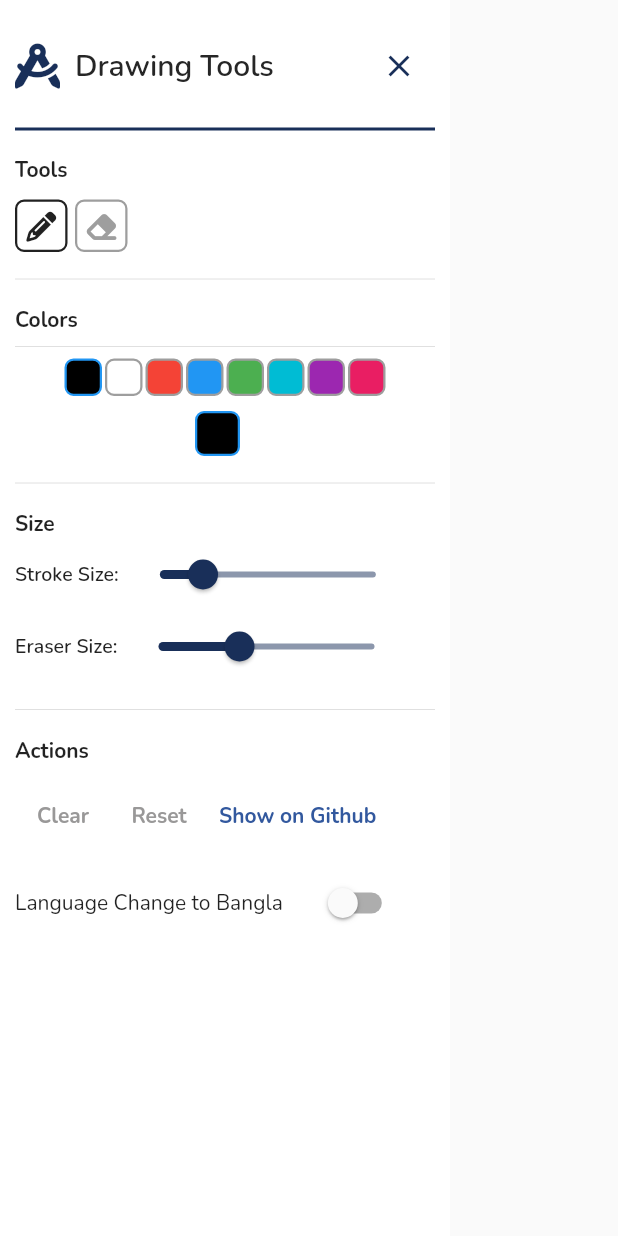
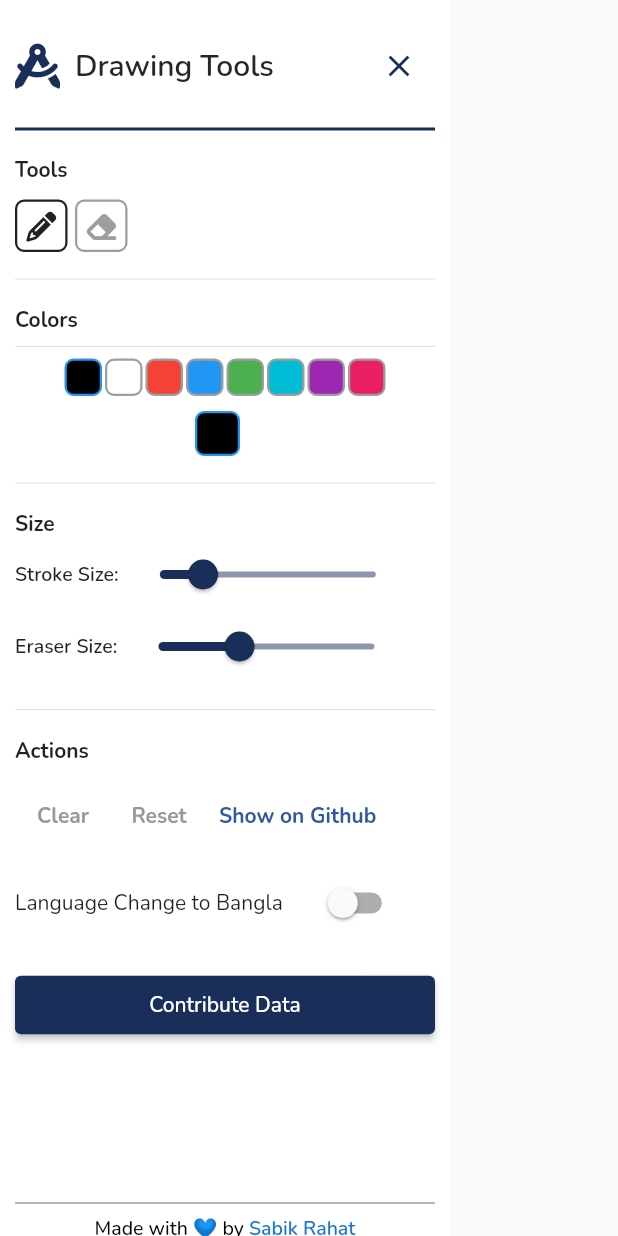
Before and after one commit to sabikrahat/bangla_handwritten_math_solver_flutter_app, a Flutter app: the CanvasSideBar widget shown alone on an empty page, opened directly, on a phone screen of 412 x 824 dp. Run offline on Flutter 3.47's test engine with Material 2 defaults, Android fonts, the light colour scheme and no system bars; our stand-ins replace beamer, flutter_easyloading, flutter_riverpod, flutter_svg, font_awesome_flutter, google_fonts and 2 more; accounts and stored records are empty; generated files the repository leaves out were written again; network calls fail.

Commit message:
flutter project upgraded

```diff
--- a/lib/src/app_routes.dart
+++ b/lib/src/app_routes.dart
@@ -3,4 +3,5 @@ class AppRoutes {
   static const String settingsRoute = '/settings';
   static const String aboutUsRoute = '/about-us';
   static const String drawingBoardRoute = '/drawing-board';
+  static const String dataCollectRoute = '/data-collect';
 }
--- a/lib/src/helpers/constants/constants.dart
+++ b/lib/src/helpers/constants/constants.dart
@@ -1,3 +1,4 @@
+import 'package:flutter/foundation.dart';
 import 'package:flutter/material.dart'
     show
         Alignment,
@@ -99,6 +100,6 @@ CrossAxisAlignment crossStretch = CrossAxisAlignment.stretch;
 MainAxisSize mainMax = MainAxisSize.max;
 MainAxisSize mainMin = MainAxisSize.min;
 
-const String baseLink = 'http://103.113.227.244:1000';
+const baseLink = kReleaseMode ? 'http://103.113.227.244:1000' : 'http://localhost:1000';
 
 const String playStoreUrl = 'https://play.google.com/store/apps/details?id= ';
--- a/lib/src/helpers/themes/dark/dark.dart
+++ b/lib/src/helpers/themes/dark/dark.dart
@@ -3,7 +3,7 @@ import 'package:flutter/material.dart'
 import 'package:flutter/services.dart' show Brightness, SystemUiOverlayStyle;
 import 'package:google_fonts/google_fonts.dart' show GoogleFonts;
 
-import '../../constants/constants.dart' show black, kPrimaryColor, white;
+import '../../constants/constants.dart' show black, kPrimaryColor;
 
 SystemUiOverlayStyle darkUiConfig = const SystemUiOverlayStyle(
   systemNavigationBarIconBrightness: Brightness.light,
@@ -18,7 +18,6 @@ ThemeData darkTheme = ThemeData(
   visualDensity: VisualDensity.adaptivePlatformDensity,
   fontFamily: GoogleFonts.nunito().fontFamily,
   colorScheme: const ColorScheme.dark(),
-  toggleableActiveColor: white,
   brightness: Brightness.dark,
   primaryColor: black,
   iconTheme: const IconThemeData(color: Colors.white),
--- a/lib/src/helpers/themes/light/light.dart
+++ b/lib/src/helpers/themes/light/light.dart
@@ -26,7 +26,6 @@ ThemeData lightTheme = ThemeData(
   visualDensity: VisualDensity.adaptivePlatformDensity,
   fontFamily: GoogleFonts.nunito().fontFamily,
   colorScheme: const ColorScheme.light(),
-  toggleableActiveColor: kPrimaryColor,
   brightness: Brightness.light,
   iconTheme: const IconThemeData(color: kPrimaryColor),
   appBarTheme: const AppBarTheme(
--- a/lib/src/localization/app_bn.arb
+++ b/lib/src/localization/app_bn.arb
@@ -38,5 +38,6 @@
   "wrong": "দুঃখিত!\nআপনার উত্তরটি ভুল হয়েছে। আপনি ভুল উত্তর দিয়ে একটি পয়েন্ট হেরেছেন।\nসঠিক উত্তরটি হচ্ছে ",
   "next": "পরবর্তী",
   "score": "স্কোর: ",
-  "reset": "রিসেট"
+  "reset": "রিসেট",
+  "contributeData": "ডাটা প্রদানে অংশগ্রহণ"
 }
--- a/lib/src/localization/app_en.arb
+++ b/lib/src/localization/app_en.arb
@@ -44,5 +44,6 @@
   "wrong": "Sorry!\n\nYou have drawn the wrong mathematical term. Better Luck next time.\nCorrect answer is ",
   "next": "Next",
   "score": "Score: ",
-  "reset": "Reset"
+  "reset": "Reset",
+  "contributeData": "Contribute Data"
 }
--- /dev/null
+++ b/lib/src/modules/data_collect/data_collect_view.dart
@@ -0,0 +1,15 @@
+import 'package:flutter/material.dart';
+
+class DataCollectView extends StatelessWidget {
+  const DataCollectView({super.key});
+
+  @override
+  Widget build(BuildContext context) {
+    return Scaffold(
+      appBar: AppBar(title: const Text('Data Collect View')),
+      body: const Center(
+        child: Text('Data Collect View'),
+      ),
+    );
+  }
+}
--- a/lib/src/modules/drawing_board/api/get_equation_solve_api.dart
+++ b/lib/src/modules/drawing_board/api/get_equation_solve_api.dart
@@ -28,7 +28,11 @@ Future<bool> checkConnection() async {
 
 Future<String> getEquationSolveApi(String imgEqu, String imgAns) async {
   try {
-    var headers = {'Content-Type': 'application/json'};
+    var headers = {
+      "Access-Control-Allow-Origin": "*",
+      'Content-Type': 'application/json',
+      'Accept': '*/*'
+    };
     var request = http.Request('POST', Uri.parse('$baseLink/equation_solve/'));
     request.body = json.encode({"img_equ": imgEqu, "img_ans": imgAns});
     request.headers.addAll(headers);
--- a/lib/src/modules/drawing_board/components/shared/canvas_side_bar.dart
+++ b/lib/src/modules/drawing_board/components/shared/canvas_side_bar.dart
@@ -1,5 +1,8 @@
 import 'dart:async';
 
+import 'package:beamer/beamer.dart';
+
+import '../../../../app_routes.dart';
 import '../../../../localization/loalization.dart';
 import 'package:flutter/material.dart' hide Image;
 import 'package:flutter_riverpod/flutter_riverpod.dart';
@@ -9,7 +12,9 @@ import 'package:url_launcher/url_launcher.dart';
 import '../../../../configs/responsive_config.dart';
 import '../../../../helpers/constants/constants.dart';
 import '../../../../models/config/config.dart';
+import '../../../../shared/beamer_history/beamer_history.dart';
 import '../../../../shared/divider/k_divider.dart';
+import '../../../../shared/footer_widget/footer_widget.dart';
 import '../../enums/drawing_enums.dart';
 import '../../providers/canvas_pd.dart';
 import 'color_changer.dart';
@@ -242,8 +247,23 @@ class CanvasSideBar extends ConsumerWidget {
               ),
             ],
           ),
+          const SizedBox(height: 20),
+          ElevatedButton(
+            style: ButtonStyle(
+              backgroundColor: MaterialStateProperty.all<Color>(kPrimaryColor),
+            ),
+            onPressed: () {
+              Beamer.of(context).beamToNamed(AppRoutes.dataCollectRoute);
+              printUrlHistory(context);
+            },
+            child: Padding(
+              padding:
+                  const EdgeInsets.symmetric(vertical: 10.0, horizontal: 25.0),
+              child: Text(t!.contributeData),
+            ),
+          ),
           const SizedBox(height: 50),
-          // const KFooterWidget(),
+          const KFooterWidget(),
         ],
       ),
     );
```
Also changed, not shown: lib/src/beamer_routes.dart (+9 -0 lines), pubspec.yaml (+6 -6 lines), pubspec.lock, 1 other file.
